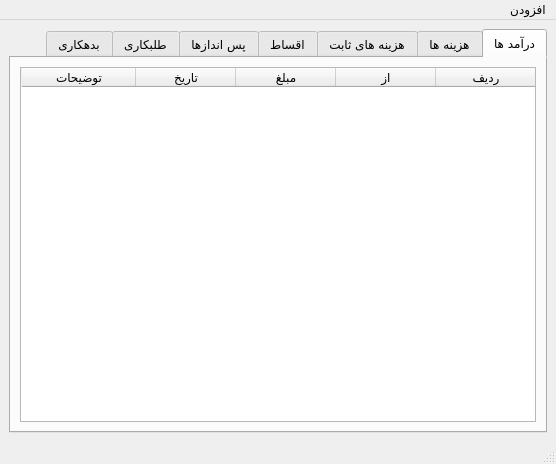
HossseinSaberi/PaymentQT, file gui/main_page.ui: the form before one commit.
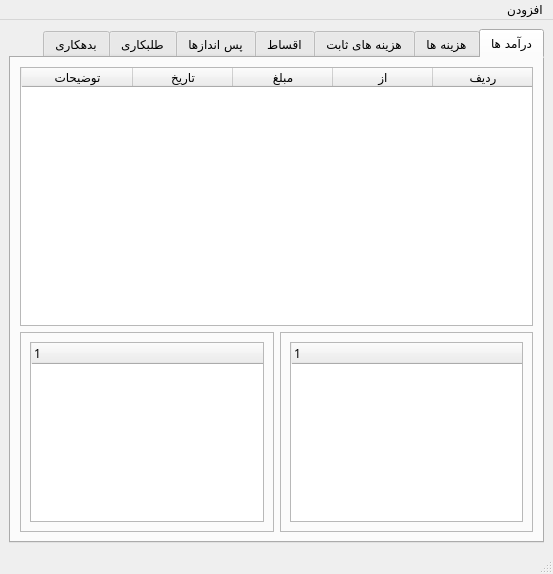
The form after the commit. Icons and pictures are not drawn.

Commit message: feature: clean code and separate codes to multi class and use inheritance chore : fix some bugs update : handle save money and cost tab

```diff
--- a/gui/main_page.ui
+++ b/gui/main_page.ui
@@ -6,8 +6,8 @@
    <rect>
     <x>0</x>
     <y>0</y>
-    <width>556</width>
-    <height>464</height>
+    <width>553</width>
+    <height>574</height>
    </rect>
   </property>
   <property name="font">
@@ -42,12 +42,51 @@
        <number>0</number>
       </property>
       <widget class="QWidget" name="input_tab">
+       <property name="minimumSize">
+        <size>
+         <width>0</width>
+         <height>300</height>
+        </size>
+       </property>
        <attribute name="title">
         <string>درآمد ها</string>
        </attribute>
-       <layout class="QHBoxLayout" name="horizontalLayout_4">
-        <item>
+       <layout class="QGridLayout" name="gridLayout">
+        <item row="1" column="1">
+         <widget class="QFrame" name="frame">
+          <property name="maximumSize">
+           <size>
+            <width>16777215</width>
+            <height>200</height>
+           </size>
+          </property>
+          <property name="frameShape">
+           <enum>QFrame::StyledPanel</enum>
+          </property>
+          <property name="frameShadow">
+           <enum>QFrame::Raised</enum>
+          </property>
+          <layout class="QVBoxLayout" name="verticalLayout">
+           <item>
+            <widget class="QTreeWidget" name="date_filter"/>
+           </item>
+          </layout>
+         </widget>
+        </item>
+        <item row="0" column="0" colspan="2">
          <widget class="QTableWidget" name="all_input_list">
+          <property name="sizePolicy">
+           <sizepolicy hsizetype="Expanding" vsizetype="Minimum">
+            <horstretch>0</horstretch>
+            <verstretch>0</verstretch>
+           </sizepolicy>
+          </property>
+          <property name="minimumSize">
+           <size>
+            <width>0</width>
+            <height>0</height>
+           </size>
+          </property>
           <property name="sizeAdjustPolicy">
            <enum>QAbstractScrollArea::AdjustToContents</enum>
           </property>
@@ -109,6 +148,27 @@
           </column>
          </widget>
         </item>
+        <item row="1" column="0">
+         <widget class="QFrame" name="frame_2">
+          <property name="maximumSize">
+           <size>
+            <width>16777215</width>
+            <height>200</height>
+           </size>
+          </property>
+          <property name="frameShape">
+           <enum>QFrame::StyledPanel</enum>
+          </property>
+          <property name="frameShadow">
+           <enum>QFrame::Raised</enum>
+          </property>
+          <layout class="QVBoxLayout" name="verticalLayout_2">
+           <item>
+            <widget class="QTreeWidget" name="source_filter"/>
+           </item>
+          </layout>
+         </widget>
+        </item>
        </layout>
       </widget>
       <widget class="QWidget" name="output_tab">
@@ -601,7 +661,7 @@
     <rect>
      <x>0</x>
      <y>0</y>
-     <width>556</width>
+     <width>553</width>
      <height>25</height>
     </rect>
    </property>
```
Left out of the diff: 77 changed lines with no effect on the pictures. The commit also changes 5 other files.
